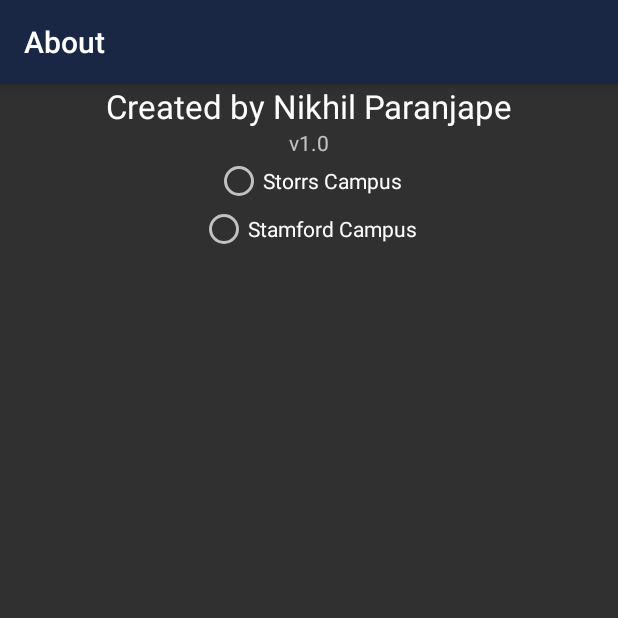
After one commit to indianpoptart/UCONNAlerts, an Android app: the AboutActivity screen opened directly, with no data from a screen before it, on a phone screen of 412 x 824 dp, the top half of it. The commit adds this screen. Run offline under Robolectric (Android 15) with nearby library versions, the light colour scheme and no system bars.

Commit message:
v1.0 - Added about page

```diff
--- a/UCONNAlerts/app/src/main/AndroidManifest.xml
+++ b/UCONNAlerts/app/src/main/AndroidManifest.xml
@@ -16,6 +16,7 @@
                 <category android:name="android.intent.category.LAUNCHER" />
             </intent-filter>
         </activity>
+        <activity android:name=".AboutActivity" />
     </application>
 
 </manifest>
--- /dev/null
+++ b/UCONNAlerts/app/src/main/java/com/nikhilparanjape/uconnalerts/AboutActivity.java
@@ -0,0 +1,42 @@
+package com.nikhilparanjape.uconnalerts;
+
+import android.app.ActionBar;
+import android.app.Activity;
+import android.os.Bundle;
+import android.view.Menu;
+import android.view.MenuItem;
+
+
+
+import android.app.Activity;
+import android.os.Bundle;
+import android.view.Menu;
+import android.view.MenuItem;
+
+
+public class AboutActivity extends Activity {
+
+    @Override
+    protected void onCreate(Bundle savedInstanceState) {
+        super.onCreate(savedInstanceState);
+        setContentView(R.layout.activity_about);
+        ActionBar bar = getActionBar();
+        bar.setDisplayShowHomeEnabled(false);
+        bar.setTitle("About");
+    }
+
+    @Override
+    public boolean onOptionsItemSelected(MenuItem item) {
+        // Handle action bar item clicks here. The action bar will
+        // automatically handle clicks on the Home/Up button, so long
+        // as you specify a parent activity in AndroidManifest.xml.
+        int id = item.getItemId();
+
+        //noinspection SimplifiableIfStatement
+        if (id == R.id.action_settings) {
+            return true;
+        }
+
+        return super.onOptionsItemSelected(item);
+    }
+}
--- a/UCONNAlerts/app/src/main/java/com/nikhilparanjape/uconnalerts/MainActivity.java
+++ b/UCONNAlerts/app/src/main/java/com/nikhilparanjape/uconnalerts/MainActivity.java
@@ -2,6 +2,7 @@ package com.nikhilparanjape.uconnalerts;
 
 
 import android.app.Activity;
+import android.content.Intent;
 import android.os.Bundle;
 import android.view.Menu;
 import android.view.MenuItem;
@@ -21,19 +22,16 @@ public class MainActivity extends Activity {
         getMenuInflater().inflate(R.menu.menu_main, menu);
         return true;
     }
-
     @Override
     public boolean onOptionsItemSelected(MenuItem item) {
-        // Handle action bar item clicks here. The action bar will
-        // automatically handle clicks on the Home/Up button, so long
-        // as you specify a parent activity in AndroidManifest.xml.
-        int id = item.getItemId();
+        // Handle item selection
+        switch (item.getItemId()) {
+            case R.id.action_about:
+                Intent intent = new Intent(MainActivity.this, AboutActivity.class);
+                startActivity(intent);
+            default:
+                return super.onOptionsItemSelected(item);
+        }
+    }
 
-        //noinspection SimplifiableIfStatement
-        if (id == R.id.action_settings) {
-            return true;
-        }
-
-        return super.onOptionsItemSelected(item);
-    }
 }
--- /dev/null
+++ b/UCONNAlerts/app/src/main/res/layout/activity_about.xml
@@ -0,0 +1,40 @@
+<?xml version="1.0" encoding="utf-8"?>
+<LinearLayout xmlns:android="http://schemas.android.com/apk/res/android"
+    android:orientation="vertical"
+    android:layout_width="match_parent"
+    android:layout_height="match_parent">
+
+
+    <TextView
+        android:layout_width="wrap_content"
+        android:layout_height="wrap_content"
+        android:textAppearance="?android:attr/textAppearanceLarge"
+        android:text="Created by Nikhil Paranjape"
+        android:id="@+id/textView"
+        android:layout_gravity="center_horizontal" />
+
+    <TextView
+        android:layout_width="wrap_content"
+        android:layout_height="wrap_content"
+        android:textAppearance="?android:attr/textAppearanceSmall"
+        android:text="v1.0"
+        android:id="@+id/textView2"
+        android:layout_gravity="center_horizontal" />
+
+    <RadioButton
+        android:layout_width="wrap_content"
+        android:layout_height="wrap_content"
+        android:text="Storrs Campus"
+        android:id="@+id/radioButton"
+        android:layout_gravity="center_horizontal"
+        android:checked="false" />
+
+    <RadioButton
+        android:layout_width="wrap_content"
+        android:layout_height="wrap_content"
+        android:text="Stamford Campus"
+        android:id="@+id/radioButton2"
+        android:layout_gravity="center_horizontal"
+        android:checked="false" />
+
+</LinearLayout>
--- a/UCONNAlerts/app/src/main/res/menu/menu_main.xml
+++ b/UCONNAlerts/app/src/main/res/menu/menu_main.xml
@@ -1,6 +1,13 @@
 <menu xmlns:android="http://schemas.android.com/apk/res/android"
     xmlns:app="http://schemas.android.com/apk/res-auto"
     xmlns:tools="http://schemas.android.com/tools" tools:context=".MainActivity">
-    <item android:id="@+id/action_settings" android:title="@string/action_settings"
-        android:orderInCategory="100" app:showAsAction="never" />
+
+    <item android:id="@+id/action_settings"
+        android:title="@string/action_settings"
+        app:showAsAction="never" />
+
+    <item
+        android:id="@+id/action_about"
+        android:showAsAction="never"
+        android:title="About"/>
 </menu>
```
